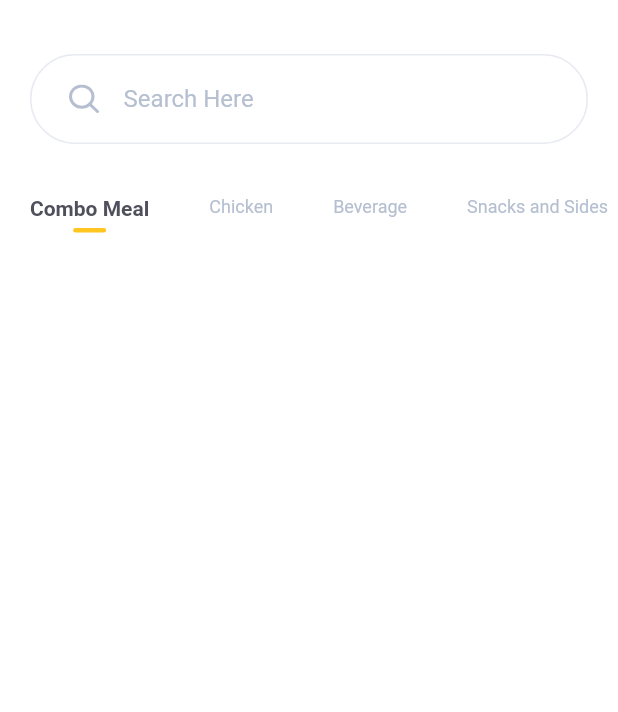
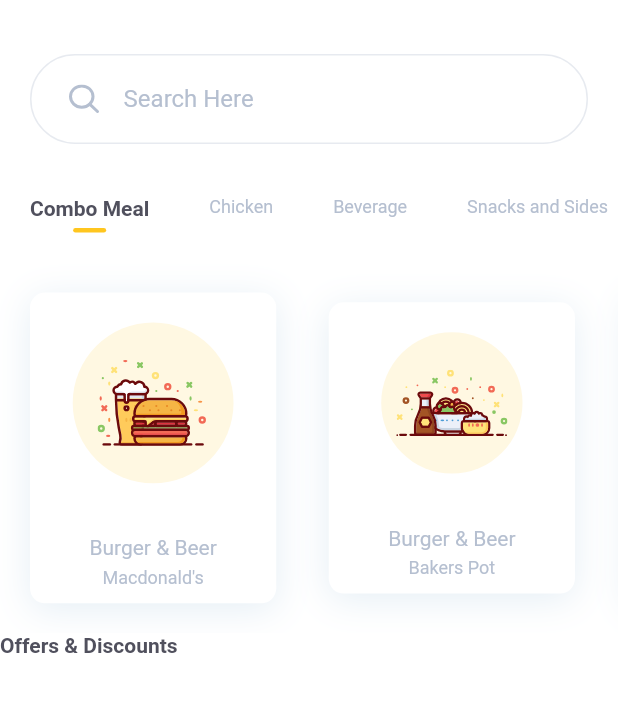
Before and after one commit to DulanjaliSenarathna/foodies, a Flutter app: the screen it shows after launch, on a phone screen of 412 x 824 dp, the part 60-772 px from its top. Run offline on Flutter 3.47's test engine with Material 2 defaults, Android fonts, the phone set to English and light mode, and no system bars; our stand-ins replace flutter_svg.

Commit message:
Food Item Card Done

```diff
--- a/lib/screens/home/components/body.dart
+++ b/lib/screens/home/components/body.dart
@@ -5,17 +5,42 @@ import 'package:foodies/components/search_box.dart';
 import 'package:foodies/constants.dart';
 import 'package:foodies/screens/home/components/category_item.dart';
 import 'package:foodies/screens/home/components/category_list.dart';
+import 'package:foodies/screens/home/components/item_card.dart';
+import 'package:foodies/screens/home/components/item_list.dart';
 
 class Body extends StatelessWidget {
   @override
   Widget build(BuildContext context) {
     return Column(
+      crossAxisAlignment: CrossAxisAlignment.start,
       children: <Widget>[
         SearchBox(
           onChanged: (value){},
         ),
-        CategoryList()
+        CategoryList(),
+        ItemList(),
+        DiscountCard()
       ],
     );
   }
 }
+
+class DiscountCard extends StatelessWidget {
+  const DiscountCard({
+    Key key,
+  }) : super(key: key);
+
+  @override
+  Widget build(BuildContext context) {
+    return Column(
+      children: [
+        Text("Offers & Discounts",
+        style: TextStyle(
+          fontWeight: FontWeight.bold,
+          color: kTextColor,
+        ),
+        ),
+      ],
+    );
+  }
+}
--- /dev/null
+++ b/lib/screens/home/components/item_card.dart
@@ -0,0 +1,61 @@
+import 'package:flutter/material.dart';
+import 'package:flutter_svg/flutter_svg.dart';
+import 'package:foodies/constants.dart';
+
+class ItemCard extends StatelessWidget {
+  final String title,shopName, svgSrc;
+  final Function press;
+  const ItemCard({
+    Key key, this.title, this.shopName, this.svgSrc, this.press,
+  }) : super(key: key);
+
+  @override
+  Widget build(BuildContext context) {
+    Size size = MediaQuery.of(context).size;
+    return Container(
+      padding: EdgeInsets.only(bottom: 10),
+      margin: EdgeInsets.only(left: 20,right: 15,top: 20,bottom: 20),
+      decoration: BoxDecoration(
+          color: Colors.white,
+          borderRadius: BorderRadius.circular(10),
+          boxShadow: [
+            BoxShadow(
+              offset: Offset(0,4),
+              blurRadius: 20,
+              color: Color(0xFFB0CCE1).withOpacity(0.32),
+            )]
+      ),
+      child: Column(
+        children: <Widget>[
+          Material(
+            color: Colors.transparent,
+            child: InkWell(
+              onTap: press,
+              child: Padding(
+                padding: const EdgeInsets.all(20.0),
+                child: Container(
+                  margin: EdgeInsets.only(bottom: 15),
+                  padding: EdgeInsets.all(25),
+                  decoration: BoxDecoration(
+                      color: kPrimaryColor.withOpacity(0.13),
+                      shape: BoxShape.circle
+                  ),
+                  child: SvgPicture.asset(svgSrc,
+                    width: size.width * 0.18,
+                  ),
+                ),
+              ),
+            ),
+          ),
+          Text(title),
+          SizedBox(height: 5,),
+          Text(shopName,
+            style: TextStyle(
+                fontSize: 12
+            ),
+          )
+        ],
+      ),
+    );
+  }
+}
--- /dev/null
+++ b/lib/screens/home/components/item_list.dart
@@ -0,0 +1,37 @@
+import 'package:flutter/material.dart';
+import 'package:foodies/screens/home/components/item_card.dart';
+
+class ItemList extends StatelessWidget {
+  const ItemList({
+    Key key,
+  }) : super(key: key);
+
+  @override
+  Widget build(BuildContext context) {
+    return SingleChildScrollView(
+      scrollDirection: Axis.horizontal,
+      child: Row(
+        children: <Widget>[
+          ItemCard(
+            svgSrc: "assets/icons/burger_beer.svg",
+            title: "Burger & Beer",
+            shopName: "Macdonald's",
+            press: (){},
+          ),
+          ItemCard(
+            svgSrc: "assets/icons/chinese_noodles.svg",
+            title: "Burger & Beer",
+            shopName: "Bakers Pot",
+            press: (){},
+          ),
+          ItemCard(
+            svgSrc: "assets/icons/burger_beer.svg",
+            title: "Burger & Beer",
+            shopName: "Macdonald's",
+            press: (){},
+          ),
+        ],
+      ),
+    );
+  }
+}
```
